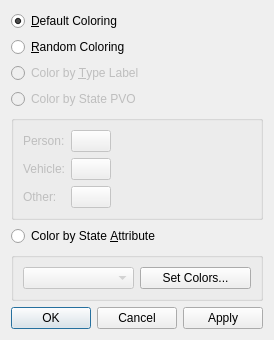
First picture: the form in Applications/VpView/vpTrackColorDialog.ui, repository Kitware/vivia, before the edit.
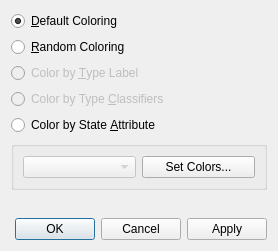
Second picture: the form after the edit. Custom widgets are drawn as their Qt base class.

Commit message:
Implement coloring by TOC, using type registry
Modify vtkVgTrackRepresentationBase to support coloring by a track's TOC
(rather than PVO), by using a vtkVgTrackTypeRegistry to supply the color
information. Modify WAMI Viewer to use this mode.

This deprecates most of the old PVO-based stuff in the representation,
but does not yet remove it, as doing so would require non-trivial
changes to some of the query video classes.

Diff of the .ui file:
```diff
--- a/Applications/VpView/vpTrackColorDialog.ui
+++ b/Applications/VpView/vpTrackColorDialog.ui
@@ -6,8 +6,8 @@
    <rect>
     <x>0</x>
     <y>0</y>
-    <width>222</width>
-    <height>296</height>
+    <width>278</width>
+    <height>251</height>
    </rect>
   </property>
   <property name="windowTitle">
@@ -50,91 +50,10 @@
       <bool>false</bool>
      </property>
      <property name="text">
-      <string>Color by State PVO</string>
+      <string>Color by Type &amp;Classifiers</string>
      </property>
     </widget>
    </item>
-   <item>
-    <widget class="QGroupBox" name="groupBox">
-     <property name="enabled">
-      <bool>false</bool>
-     </property>
-     <property name="title">
-      <string/>
-     </property>
-     <layout class="QFormLayout" name="formLayout">
-      <item row="0" column="0">
-       <widget class="QLabel" name="personLabel">
-        <property name="toolTip">
-         <string>This color will be used to draw thinner lines and shapes related to the event (e.g. paths, head outlines).</string>
-        </property>
-        <property name="text">
-         <string>Person:</string>
-        </property>
-       </widget>
-      </item>
-      <item row="0" column="1">
-       <widget class="qtColorButton" name="personColor">
-        <property name="sizePolicy">
-         <sizepolicy hsizetype="Fixed" vsizetype="Fixed">
-          <horstretch>0</horstretch>
-          <verstretch>0</verstretch>
-         </sizepolicy>
-        </property>
-        <property name="text">
-         <string/>
-        </property>
-       </widget>
-      </item>
-      <item row="1" column="0">
-       <widget class="QLabel" name="vehicleLabel">
-        <property name="toolTip">
-         <string>This color will be used to draw thinner lines and shapes related to the event (e.g. paths, head outlines).</string>
-        </property>
-        <property name="text">
-         <string>Vehicle:</string>
-        </property>
-       </widget>
-      </item>
-      <item row="1" column="1">
-       <widget class="qtColorButton" name="vehicleColor">
-        <property name="sizePolicy">
-         <sizepolicy hsizetype="Fixed" vsizetype="Fixed">
-          <horstretch>0</horstretch>
-          <verstretch>0</verstretch>
-         </sizepolicy>
-        </property>
-        <property name="text">
-         <string/>
-        </property>
-       </widget>
-      </item>
-      <item row="2" column="0">
-       <widget class="QLabel" name="otherLabel">
-        <property name="toolTip">
-         <string>This color will be used to draw thinner lines and shapes related to the event (e.g. paths, head outlines).</string>
-        </property>
-        <property name="text">
-         <string>Other:</string>
-        </property>
-       </widget>
-      </item>
-      <item row="2" column="1">
-       <widget class="qtColorButton" name="otherColor">
-        <property name="sizePolicy">
-         <sizepolicy hsizetype="Fixed" vsizetype="Fixed">
-          <horstretch>0</horstretch>
-          <verstretch>0</verstretch>
-         </sizepolicy>
-        </property>
-        <property name="text">
-         <string/>
-        </property>
-       </widget>
-      </item>
-     </layout>
-    </widget>
-   </item>
    <item>
     <widget class="QRadioButton" name="colorByStateAttribute">
      <property name="text">
@@ -190,13 +109,6 @@
    </item>
   </layout>
  </widget>
- <customwidgets>
-  <customwidget>
-   <class>qtColorButton</class>
-   <extends>QPushButton</extends>
-   <header location="global">qtColorButton.h</header>
-  </customwidget>
- </customwidgets>
  <resources/>
  <connections>
   <connection>
```
Left out of the diff: 2 changed lines with no effect on the pictures. The commit also changes 7 other files.
